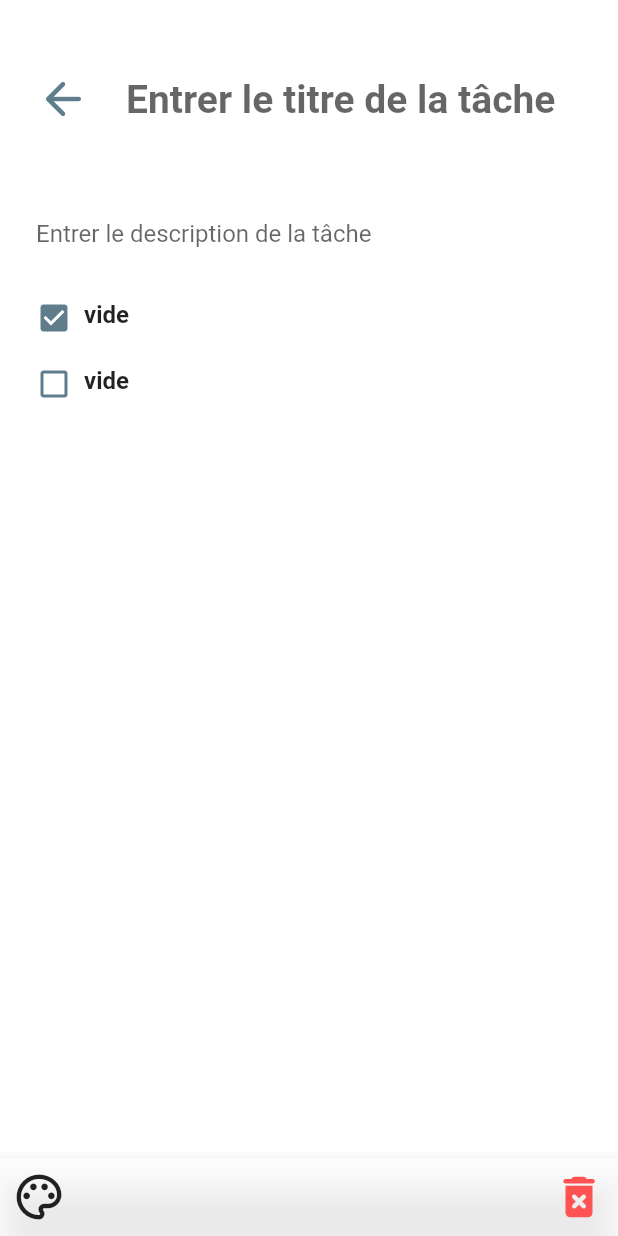
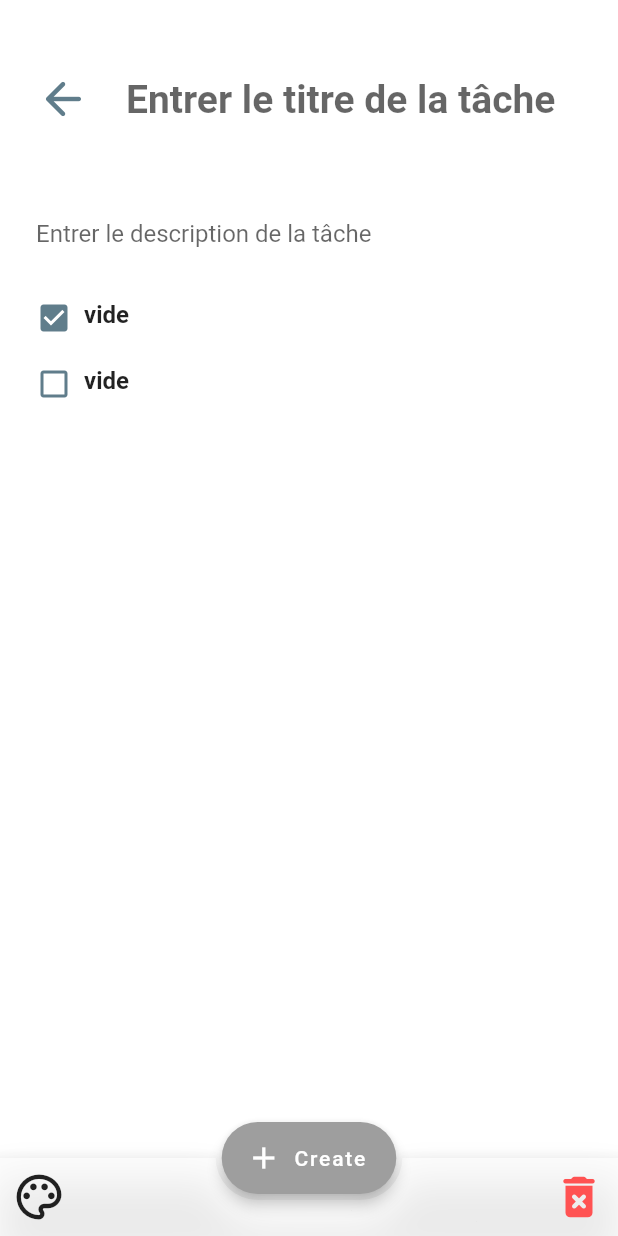
Before and after one commit to arturribeiro10/projetflutter_nam, a Flutter app: the Taskpage screen opened directly, on a phone screen of 412 x 824 dp. Run offline on Flutter 3.47's test engine with Material 2 defaults, Android fonts, the phone set to English and light mode, and no system bars; our stand-ins replace flutter_colorpicker.

Commit message:
Ajout du bouton Add dans taskpage.dart TODO : faire que ca le crée

```diff
--- a/lib/screens/taskpage.dart
+++ b/lib/screens/taskpage.dart
@@ -78,7 +78,13 @@ class _TaskpageState extends State<Taskpage> {
             ]),
           ),
       ),
-
+        floatingActionButton: FloatingActionButton.extended(
+            elevation: 4.0,
+            icon: const Icon(Icons.add),
+            label: const Text("Create"),
+            backgroundColor: Colors.grey,
+            onPressed: () {}),
+        floatingActionButtonLocation: FloatingActionButtonLocation.centerDocked,
         bottomNavigationBar: BottomAppBar(
           color: Colors.white70,
           child: Row(
```
